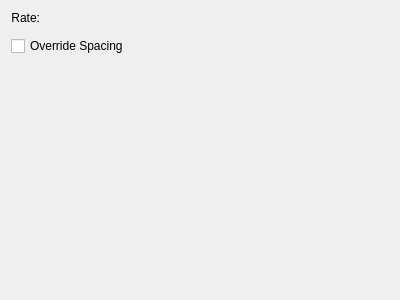
The window that plugins/paintops/libpaintop/forms/wdgairbrush.ui (KDE/krita) describes before a commit, drawn with Qt 5.
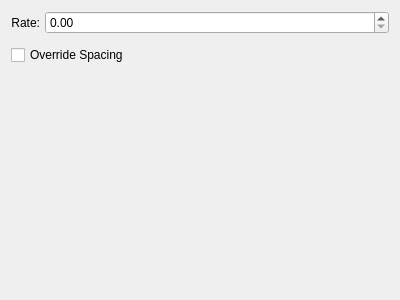
The same window after the commit. Custom widgets are drawn as their Qt base class.

Commit message:
ui: Fix Designer not rendering KisDoubleSliderSpinBox as QDoubleSpinBox
Part-of: <https://invent.kde.org/graphics/krita/-/merge_requests/1742>

What changed in the file:
```diff
--- a/plugins/paintops/libpaintop/forms/wdgairbrush.ui
+++ b/plugins/paintops/libpaintop/forms/wdgairbrush.ui
@@ -98,7 +98,7 @@
  <customwidgets>
   <customwidget>
    <class>KisDoubleSliderSpinBox</class>
-   <extends>QWidget</extends>
+   <extends>QDoubleSpinBox</extends>
    <header>kis_slider_spin_box.h</header>
    <container>1</container>
   </customwidget>
```
The commit also changes 54 other files.
